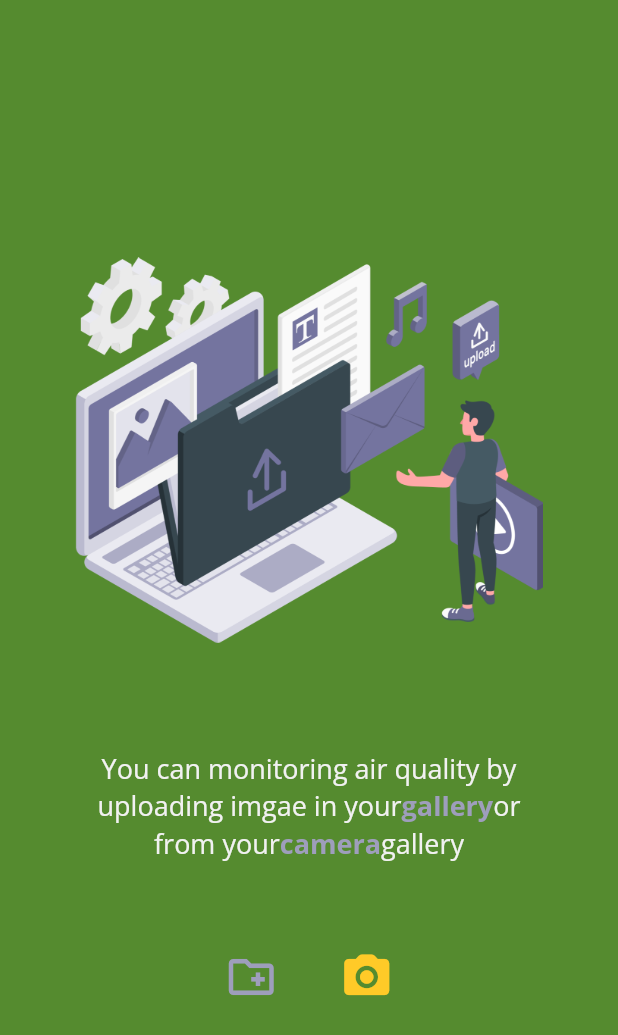
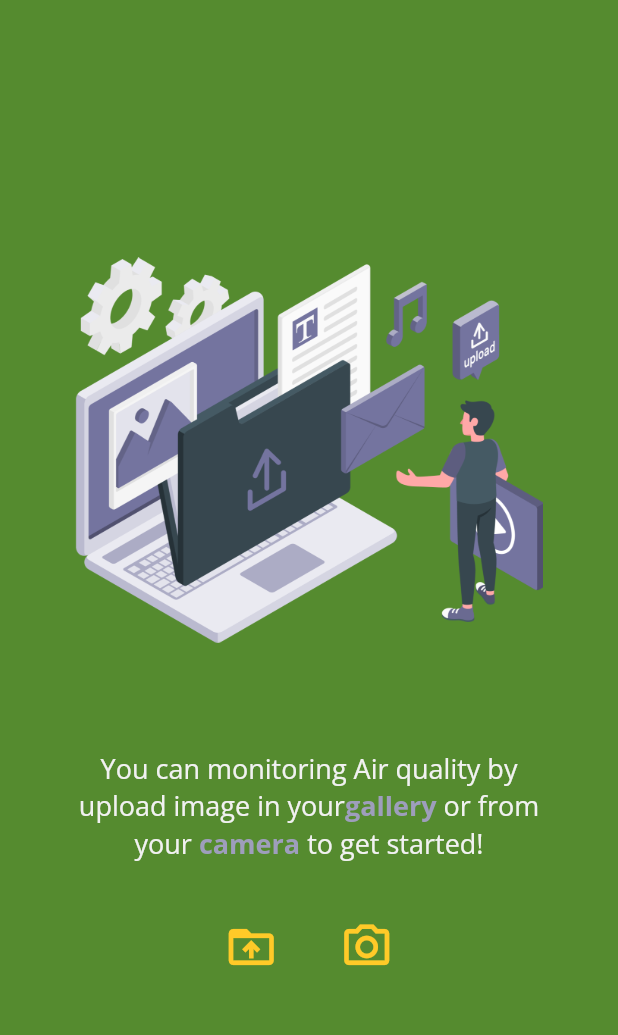
Before and after one commit to lulungsatrioprayuda/project_image_processing_fixed, a Flutter app: the screen it shows after launch, on a phone screen of 412 x 824 dp. Shown: the top 1035 px of the screen. Run offline on Flutter 3.47's test engine with Material 2 defaults, Android fonts, the phone set to English and light mode, and no system bars; our stand-ins replace google_fonts, image_picker; missing offline and left inert: tflite.

Commit message:
configure and fixed puboec yml
done to change google font version and many more i have already clear my task, and wishmeluck ill continue progress of my report

```diff
--- a/lib/main.dart
+++ b/lib/main.dart
@@ -1,7 +1,7 @@
 import 'dart:async';
-import 'package:flutter/material.dart';
 import 'package:project_image_processing_fixed/colors.dart';
 import 'package:project_image_processing_fixed/pages/home_pages.dart';
+import 'package:flutter/material.dart';
 
 void main() {
   runApp(MyApp());
@@ -10,10 +10,7 @@ void main() {
 class MyApp extends StatelessWidget {
   @override
   Widget build(BuildContext context) {
-    return MaterialApp(
-      debugShowCheckedModeBanner: false,
-      home: Splash(),
-    );
+    return MaterialApp(debugShowCheckedModeBanner: false, home: Splash());
   }
 }
 
@@ -36,12 +33,12 @@ class _SplashState extends State<Splash> {
   Widget build(BuildContext context) {
     return Scaffold(
       backgroundColor: ThemeColor.SECONDARY,
-      body: Stack(
-        children: [
+      body: Stack(children: [
         Container(
           decoration: BoxDecoration(
             image: DecorationImage(
-                image: AssetImage('assets/images/bga.png'),
+              image: AssetImage('assets/images/bga.jpg'),
+              fit: BoxFit.fill,
             ),
           ),
         ),
@@ -62,9 +59,8 @@ class _SplashState extends State<Splash> {
               )
             ],
           ),
-          )
-        ],
         ),
+      ]),
     );
   }
 }
--- a/lib/pages/home_pages.dart
+++ b/lib/pages/home_pages.dart
@@ -9,7 +9,7 @@ import 'package:google_fonts/google_fonts.dart';
 
 class Home extends StatefulWidget {
   @override
-  State<Home> createState() => _HomeState();
+  _HomeState createState() => _HomeState();
 }
 
 class _HomeState extends State<Home> {
@@ -22,7 +22,6 @@ class _HomeState extends State<Home> {
   TextStyle textStylePrimary = GoogleFonts.openSans(
     textStyle: TextStyle(color: ThemeColor.SECONDARY_LIGHT, fontSize: 18.0),
   );
-
   TextStyle textStyleSecondary = GoogleFonts.openSans(
     textStyle: TextStyle(
         fontWeight: FontWeight.bold,
@@ -46,12 +45,7 @@ class _HomeState extends State<Home> {
     return Scaffold(
       backgroundColor: ThemeColor.PRIMARY_DARK,
       body: Container(
-        padding: EdgeInsets.only(
-          top: 150,
-          left: 50,
-          right: 50,
-          bottom: 10,
-        ),
+        padding: EdgeInsets.only(top: 150, left: 50, right: 50, bottom: 10),
         child: Column(
           mainAxisAlignment: MainAxisAlignment.start,
           crossAxisAlignment: CrossAxisAlignment.center,
@@ -64,9 +58,9 @@ class _HomeState extends State<Home> {
             ),
             SizedBox(height: 50),
             selectText(),
-            SizedBox(height: 50),
+            SizedBox(height: 30),
             displayIcons(),
-            SizedBox(height: 50),
+            SizedBox(height: 30),
             viewImage(),
           ],
         ),
@@ -85,7 +79,7 @@ class _HomeState extends State<Home> {
     var imagePicker =
         await ImagePicker().pickImage(source: ImageSource.gallery);
 
-    if (ImagePicker == null) return null;
+    if (imagePicker == null) return null;
 
     setState(() {
       _loading = true;
@@ -99,14 +93,12 @@ class _HomeState extends State<Home> {
   pickImageFromCamera() async {
     var imagePicker = await ImagePicker().pickImage(source: ImageSource.camera);
 
-    if (ImagePicker == null) return null;
+    if (imagePicker == null) return null;
 
     setState(() {
       _loading = true;
       _imagePath = imagePicker;
-      _image = Image.file(
-        File(imagePicker.path),
-      );
+      _image = Image.file(File(imagePicker.path));
     });
 
     predict(imagePicker);
@@ -144,7 +136,7 @@ class _HomeState extends State<Home> {
     if (!_loading) {
       if (_label == 'goodair') return Image.asset('assets/images/good.png');
       if (_label == 'badquality')
-        return Image.asset('assets/images/cat.png');
+        return Image.asset('assets/images/bad.png');
       else
         return Image.asset('assets/images/upload.png');
     } else
@@ -155,13 +147,13 @@ class _HomeState extends State<Home> {
     if (_prediction == null)
       return RichText(
         text: TextSpan(
-          text: 'You can monitoring air quality by uploading imgae in your',
+          text: 'You can monitoring Air quality by upload image in your',
           style: textStylePrimary,
           children: [
-            TextSpan(text: 'gallery', style: textStyleSecondary),
-            TextSpan(text: 'or from your', style: textStylePrimary),
-            TextSpan(text: 'camera', style: textStyleSecondary),
-            TextSpan(text: 'gallery', style: textStylePrimary),
+            TextSpan(text: 'gallery ', style: textStyleSecondary),
+            TextSpan(text: 'or from your ', style: textStylePrimary),
+            TextSpan(text: 'camera ', style: textStyleSecondary),
+            TextSpan(text: 'to get started!', style: textStylePrimary),
           ],
         ),
         textAlign: TextAlign.center,
@@ -169,12 +161,13 @@ class _HomeState extends State<Home> {
     else
       return RichText(
         text: TextSpan(
-          text: 'you level air quality is a',
+          text: 'Your air quality is a ',
           style: textStylePrimary,
           children: [
-            TextSpan(text: _label, style: textStylePrimary),
+            TextSpan(text: _label, style: textStyleSecondary),
             TextSpan(
-                text: ' of course with accuracy of ', style: textStylePrimary),
+                text: ' with an accuracy image processing of ',
+                style: textStylePrimary),
             TextSpan(text: '$_confidence%', style: textStyleSecondary),
           ],
         ),
@@ -187,11 +180,11 @@ class _HomeState extends State<Home> {
       mainAxisAlignment: MainAxisAlignment.center,
       children: [
         IconButton(
-          color: ThemeColor.SECONDARY,
-          splashColor: ThemeColor.PRIMARY,
+          color: ThemeColor.PRIMARY,
+          splashColor: ThemeColor.SECONDARY,
           splashRadius: 40,
           iconSize: 36,
-          icon: Icon(Icons.create_new_folder_outlined),
+          icon: Icon(Icons.drive_folder_upload),
           onPressed: pickImage,
         ),
         SizedBox(
@@ -202,7 +195,7 @@ class _HomeState extends State<Home> {
           splashColor: ThemeColor.SECONDARY,
           splashRadius: 40,
           iconSize: 36,
-          icon: Icon(Icons.camera_alt_rounded),
+          icon: Icon(Icons.camera_alt_outlined),
           onPressed: pickImageFromCamera,
         ),
       ],
--- a/lib/pages/view-image-screen.dart
+++ b/lib/pages/view-image-screen.dart
@@ -1,4 +1,3 @@
-import 'dart:ffi';
 import 'dart:io';
 import 'dart:ui';
 import 'package:project_image_processing_fixed/colors.dart';
@@ -20,8 +19,11 @@ class ViewImage extends StatelessWidget {
             top: 30,
             left: 10,
             child: IconButton(
-              icon: Icon(Icons.arrow_back_ios_new_rounded,
-                  color: ThemeColor.PRIMARY, size: 36),
+              icon: Icon(
+                Icons.arrow_back_rounded,
+                color: ThemeColor.PRIMARY,
+                size: 36,
+              ),
               onPressed: () {
                 Navigator.of(context).pop();
               },
@@ -33,9 +35,7 @@ class ViewImage extends StatelessWidget {
               padding: EdgeInsets.all(50),
               height: MediaQuery.of(context).size.height * 0.85,
               child: ClipRRect(
-                child: Image.file(
-                  File(image.path),
-                ),
+                child: Image.file(File(image.path)),
               ),
             ),
           )
--- a/pubspec.yaml
+++ b/pubspec.yaml
@@ -30,7 +30,7 @@ dependencies:
   flutter:
     sdk: flutter
   image_picker: ^0.8.2
-  google_fonts: ^2.1.0
+  google_fonts: 2.2.0
 
   # The following adds the Cupertino Icons font to your application.
   # Use with the CupertinoIcons class for iOS style icons.
```
Also changed, not shown: assets/images/bad.png (added), assets/images/bga.jpg (added), assets/images/bga.png (deleted), pubspec.lock, 1 other file. Lines whose indentation alone changed are shown as unchanged.
